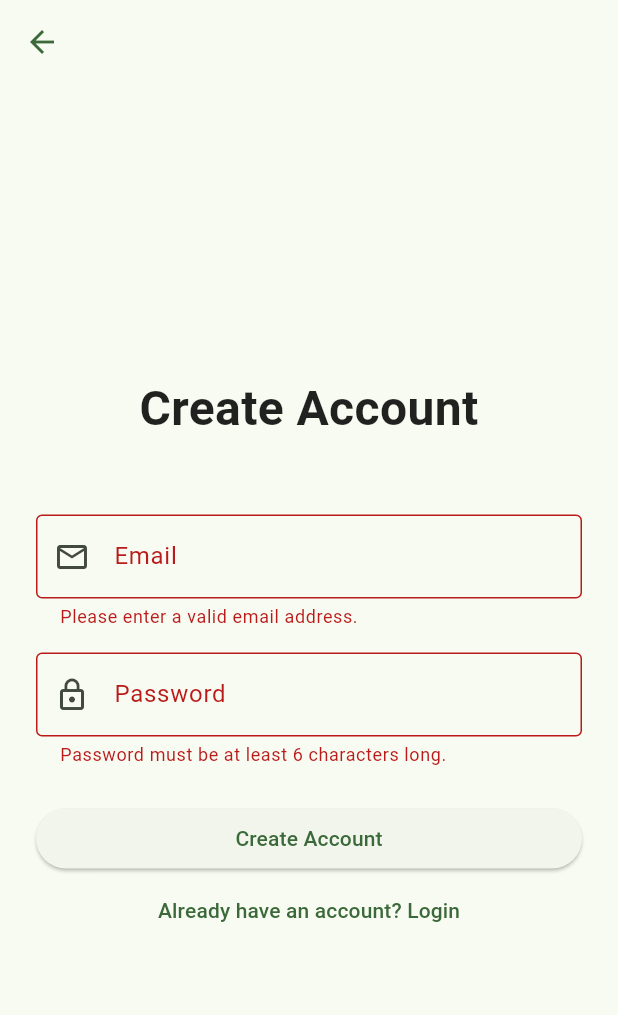
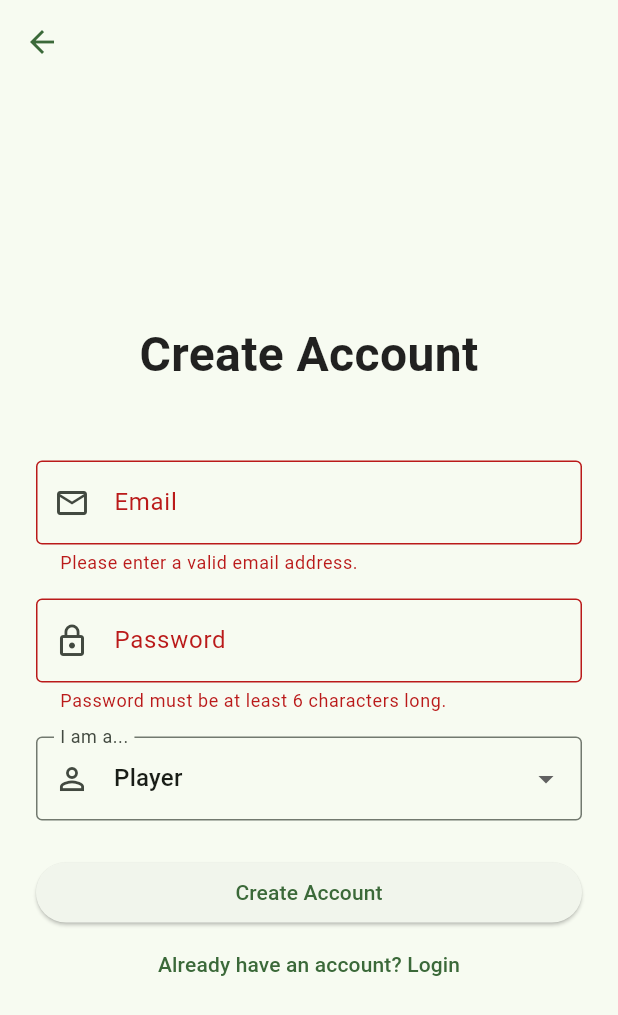
Before and after one commit to Soniya-54/sports_management_app, a Flutter app: the SignupScreen screen opened directly, after a tap on "Create Account", on a phone screen of 412 x 824 dp. Shown: the top 1015 px of the screen. Run offline on Flutter 3.47's test engine with Material 3 defaults, Android fonts, the phone set to English and light mode, and no system bars; our stand-ins replace cloud_firestore, firebase_auth, firebase_core, table_calendar; accounts and stored records are empty; Roboto replaces fonts that are missing (Poppins).

Commit message:
Feat: Implement role-based navigation with AuthGate

```diff
--- a/lib/models/venue_model.dart
+++ b/lib/models/venue_model.dart
@@ -9,7 +9,11 @@ class Venue {
   final String imageUrl;
   final String description;
 
-  // This is a constructor for the class
+  // NEW: Properties for dynamic time slots
+  final String openingTime;   // e.g., "09:00"
+  final String closingTime;   // e.g., "21:00"
+  final int slotDuration;     // e.g., 60 (for 60 minutes)
+
   const Venue({
     required this.id,
     required this.name,
@@ -18,5 +22,10 @@ class Venue {
     required this.pricePerHour,
     required this.imageUrl,
     required this.description,
+
+    // NEW: Add new properties to the constructor
+    required this.openingTime,
+    required this.closingTime,
+    required this.slotDuration,
   });
 }
--- a/lib/screens/signup_screen.dart
+++ b/lib/screens/signup_screen.dart
@@ -1,6 +1,7 @@
 // lib/screens/signup_screen.dart
 
 import 'package:firebase_auth/firebase_auth.dart';
+import 'package:cloud_firestore/cloud_firestore.dart';
 import 'package:flutter/material.dart';
 
 class SignupScreen extends StatefulWidget {
@@ -14,7 +15,10 @@ class _SignupScreenState extends State<SignupScreen> {
   final _formKey = GlobalKey<FormState>();
   final _emailController = TextEditingController();
   final _passwordController = TextEditingController();
-  var _isAuthenticating = false; // To show a loading spinner
+  var _isAuthenticating = false;
+
+  // NEW: State variable to hold the selected user role.
+  String _selectedRole = 'player';
 
   @override
   void dispose() {
@@ -23,32 +27,34 @@ class _SignupScreenState extends State<SignupScreen> {
     super.dispose();
   }
 
-  // The signup function is now an async Future
   Future<void> _signupUser() async {
-    // 1. Validate the form
     final isValid = _formKey.currentState?.validate() ?? false;
     if (!isValid) {
-      return; // If form is not valid, stop.
+      return;
     }
 
-    // Set loading state
     setState(() {
       _isAuthenticating = true;
     });
 
     try {
-      // 2. Try to create a new user with Firebase Authentication
+      // Step 1: Create the user in Firebase Authentication
       final userCredentials = await FirebaseAuth.instance.createUserWithEmailAndPassword(
         email: _emailController.text.trim(),
         password: _passwordController.text.trim(),
       );
 
-      print('Successfully registered: ${userCredentials.user?.uid}');
+      // Step 2: Store additional user details in the 'users' collection in Firestore
+      await FirebaseFirestore.instance
+          .collection('users')
+          .doc(userCredentials.user!.uid) // Use the user's unique auth ID as the document ID
+          .set({
+            'email': _emailController.text.trim(),
+            'role': _selectedRole, // Save the selected role
+            'createdAt': Timestamp.now(), // Save the registration timestamp
+          });
 
-      // 3. If successful, navigate back to the login screen
-      // The 'mounted' check is a best practice to ensure the widget is still in the tree
       if (mounted) {
-        // Optionally show a success message before popping
         ScaffoldMessenger.of(context).showSnackBar(
           const SnackBar(content: Text('Registration successful! Please log in.'), backgroundColor: Colors.green),
         );
@@ -56,7 +62,6 @@ class _SignupScreenState extends State<SignupScreen> {
       }
 
     } on FirebaseAuthException catch (error) {
-      // 4. Handle specific Firebase errors (e.g., email already in use)
       String errorMessage = 'An error occurred. Please check your credentials.';
       if (error.code == 'email-already-in-use') {
         errorMessage = 'This email address is already in use.';
@@ -69,17 +74,13 @@ class _SignupScreenState extends State<SignupScreen> {
           SnackBar(content: Text(errorMessage), backgroundColor: Theme.of(context).colorScheme.error),
         );
       }
-      print('Firebase Auth Error: ${error.code} - ${error.message}');
     } catch (error) {
-      // 5. Handle any other generic errors
       if (mounted) {
         ScaffoldMessenger.of(context).showSnackBar(
           SnackBar(content: const Text('An unknown error occurred.'), backgroundColor: Theme.of(context).colorScheme.error),
         );
       }
-      print('Generic Error: $error');
     } finally {
-      // 6. Reset loading state regardless of success or failure
       if (mounted) {
         setState(() {
           _isAuthenticating = false;
@@ -146,8 +147,30 @@ class _SignupScreenState extends State<SignupScreen> {
                     return null;
                   },
                 ),
+                const SizedBox(height: 16),
+
+                // NEW: Dropdown for selecting user role
+                DropdownButtonFormField<String>(
+                  initialValue: _selectedRole,
+                  decoration: const InputDecoration(
+                    labelText: 'I am a...',
+                    border: OutlineInputBorder(),
+                    prefixIcon: Icon(Icons.person_outline),
+                  ),
+                  items: const [
+                    DropdownMenuItem(value: 'player', child: Text('Player')),
+                    DropdownMenuItem(value: 'manager', child: Text('Venue Manager')),
+                  ],
+                  onChanged: (value) {
+                    if (value != null) {
+                      setState(() {
+                        _selectedRole = value;
+                      });
+                    }
+                  },
+                ),
                 const SizedBox(height: 24),
-                // Show a loading indicator OR the button
+
                 if (_isAuthenticating)
                   const Center(child: CircularProgressIndicator())
                 else
--- a/pubspec.yaml
+++ b/pubspec.yaml
@@ -38,6 +38,7 @@ dependencies:
   firebase_auth: ^6.0.2
   cloud_firestore: ^6.0.1
   table_calendar: ^3.2.0
+  intl: ^0.20.2
 
 dev_dependencies:
   flutter_test:
```
Also changed, not shown: lib/screens/auth_gate.dart (+47 -15 lines), lib/screens/booking_screen.dart (+45 -53 lines), lib/screens/manager_screen.dart (added, +30 -0 lines), lib/screens/player_tabs_screen.dart (renamed from lib/screens/tabs_screen.dart, +4 -4 lines), lib/screens/venue_list_screen.dart (+11 -8 lines), pubspec.lock.
